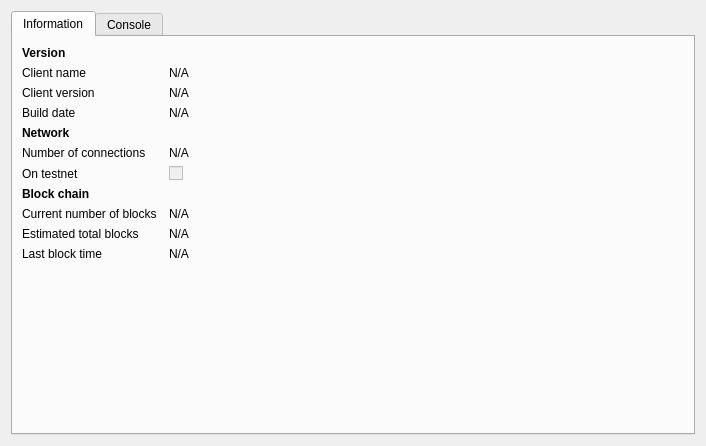
Above: src/qt/forms/rpcconsole.ui from C2MMXIV/MMXIV before the change. Below: the same form after it.
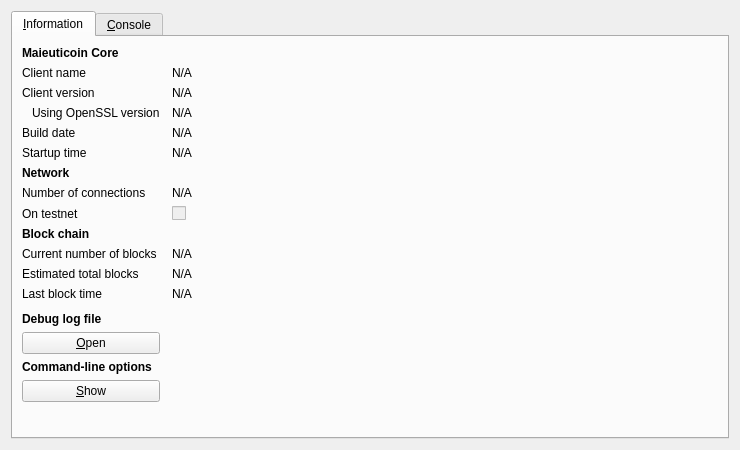
That is the form after the change. Icons and pictures are not drawn.

```diff
--- a/src/qt/forms/rpcconsole.ui
+++ b/src/qt/forms/rpcconsole.ui
@@ -6,8 +6,8 @@
    <rect>
     <x>0</x>
     <y>0</y>
-    <width>706</width>
-    <height>446</height>
+    <width>740</width>
+    <height>450</height>
    </rect>
   </property>
   <property name="windowTitle">
@@ -21,12 +21,25 @@
      </property>
      <widget class="QWidget" name="tab_info">
       <attribute name="title">
-       <string>Information</string>
+       <string>&amp;Information</string>
       </attribute>
       <layout class="QGridLayout" name="gridLayout" columnstretch="0,1">
        <property name="horizontalSpacing">
         <number>12</number>
        </property>
+       <item row="0" column="0">
+        <widget class="QLabel" name="label_9">
+         <property name="font">
+          <font>
+           <weight>75</weight>
+           <bold>true</bold>
+          </font>
+         </property>
+         <property name="text">
+          <string>Maieuticoin Core</string>
+         </property>
+        </widget>
+       </item>
        <item row="1" column="0">
         <widget class="QLabel" name="label_5">
          <property name="text">
@@ -67,20 +80,79 @@
          </property>
         </widget>
        </item>
-       <item row="0" column="0">
-        <widget class="QLabel" name="label_9">
-         <property name="font">
-          <font>
-           <weight>75</weight>
-           <bold>true</bold>
-          </font>
+       <item row="3" column="0">
+        <widget class="QLabel" name="label_14">
+         <property name="text">
+          <string>Using OpenSSL version</string>
          </property>
+         <property name="indent">
+          <number>10</number>
+         </property>
+        </widget>
+       </item>
+       <item row="3" column="1">
+        <widget class="QLabel" name="openSSLVersion">
+         <property name="cursor">
+          <cursorShape>IBeamCursor</cursorShape>
+         </property>
          <property name="text">
-          <string>Version</string>
+          <string>N/A</string>
+         </property>
+         <property name="textFormat">
+          <enum>Qt::PlainText</enum>
+         </property>
+         <property name="textInteractionFlags">
+          <set>Qt::LinksAccessibleByMouse|Qt::TextSelectableByKeyboard|Qt::TextSelectableByMouse</set>
          </property>
         </widget>
        </item>
        <item row="4" column="0">
+        <widget class="QLabel" name="label_12">
+         <property name="text">
+          <string>Build date</string>
+         </property>
+        </widget>
+       </item>
+       <item row="4" column="1">
+        <widget class="QLabel" name="buildDate">
+         <property name="cursor">
+          <cursorShape>IBeamCursor</cursorShape>
+         </property>
+         <property name="text">
+          <string>N/A</string>
+         </property>
+         <property name="textFormat">
+          <enum>Qt::PlainText</enum>
+         </property>
+         <property name="textInteractionFlags">
+          <set>Qt::LinksAccessibleByMouse|Qt::TextSelectableByKeyboard|Qt::TextSelectableByMouse</set>
+         </property>
+        </widget>
+       </item>
+       <item row="5" column="0">
+        <widget class="QLabel" name="label_13">
+         <property name="text">
+          <string>Startup time</string>
+         </property>
+        </widget>
+       </item>
+       <item row="5" column="1">
+        <widget class="QLabel" name="startupTime">
+         <property name="cursor">
+          <cursorShape>IBeamCursor</cursorShape>
+         </property>
+         <property name="text">
+          <string>N/A</string>
+         </property>
+         <property name="textFormat">
+          <enum>Qt::PlainText</enum>
+         </property>
+         <property name="textInteractionFlags">
+          <set>Qt::LinksAccessibleByMouse|Qt::TextSelectableByKeyboard|Qt::TextSelectableByMouse</set>
+         </property>
+        </widget>
+       </item>
+       <item row="6" column="0">
         <widget class="QLabel" name="label_11">
          <property name="font">
           <font>
@@ -93,14 +165,14 @@
          </property>
         </widget>
        </item>
-       <item row="5" column="0">
+       <item row="7" column="0">
         <widget class="QLabel" name="label_7">
          <property name="text">
           <string>Number of connections</string>
          </property>
         </widget>
        </item>
-       <item row="5" column="1">
+       <item row="7" column="1">
         <widget class="QLabel" name="numberOfConnections">
          <property name="text">
           <string>N/A</string>
@@ -113,14 +185,14 @@
          </property>
         </widget>
        </item>
-       <item row="6" column="0">
+       <item row="8" column="0">
         <widget class="QLabel" name="label_8">
          <property name="text">
           <string>On testnet</string>
          </property>
         </widget>
        </item>
-       <item row="6" column="1">
+       <item row="8" column="1">
         <widget class="QCheckBox" name="isTestNet">
          <property name="enabled">
           <bool>false</bool>
@@ -130,7 +202,7 @@
          </property>
         </widget>
        </item>
-       <item row="7" column="0">
+       <item row="9" column="0">
         <widget class="QLabel" name="label_10">
          <property name="font">
           <font>
@@ -143,14 +215,14 @@
          </property>
         </widget>
        </item>
-       <item row="8" column="0">
+       <item row="10" column="0">
         <widget class="QLabel" name="label_3">
          <property name="text">
           <string>Current number of blocks</string>
          </property>
         </widget>
        </item>
-       <item row="8" column="1">
+       <item row="10" column="1">
         <widget class="QLabel" name="numberOfBlocks">
          <property name="text">
           <string>N/A</string>
@@ -163,14 +235,14 @@
          </property>
         </widget>
        </item>
-       <item row="9" column="0">
+       <item row="11" column="0">
         <widget class="QLabel" name="label_4">
          <property name="text">
           <string>Estimated total blocks</string>
          </property>
         </widget>
        </item>
-       <item row="9" column="1">
+       <item row="11" column="1">
         <widget class="QLabel" name="totalBlocks">
          <property name="text">
           <string>N/A</string>
@@ -183,14 +255,14 @@
          </property>
         </widget>
        </item>
-       <item row="10" column="0">
+       <item row="12" column="0">
         <widget class="QLabel" name="label_2">
          <property name="text">
           <string>Last block time</string>
          </property>
         </widget>
        </item>
-       <item row="10" column="1">
+       <item row="12" column="1">
         <widget class="QLabel" name="lastBlockTime">
          <property name="text">
           <string>N/A</string>
@@ -203,7 +275,72 @@
          </property>
         </widget>
        </item>
-       <item row="11" column="0">
+       <item row="13" column="0">
+        <spacer name="verticalSpacer_2">
+         <property name="orientation">
+          <enum>Qt::Vertical</enum>
+         </property>
+         <property name="sizeHint" stdset="0">
+          <size>
+           <width>20</width>
+           <height>20</height>
+          </size>
+         </property>
+        </spacer>
+       </item>
+       <item row="14" column="0">
+        <widget class="QLabel" name="labelDebugLogfile">
+         <property name="font">
+          <font>
+           <weight>75</weight>
+           <bold>true</bold>
+          </font>
+         </property>
+         <property name="text">
+          <string>Debug log file</string>
+         </property>
+        </widget>
+       </item>
+       <item row="15" column="0">
+        <widget class="QPushButton" name="openDebugLogfileButton">
+         <property name="toolTip">
+          <string>Open the Maieuticoin debug log file from the current data directory. This can take a few seconds for large log files.</string>
+         </property>
+         <property name="text">
+          <string>&amp;Open</string>
+         </property>
+         <property name="autoDefault">
+          <bool>false</bool>
+         </property>
+        </widget>
+       </item>
+       <item row="16" column="0">
+        <widget class="QLabel" name="labelCLOptions">
+         <property name="font">
+          <font>
+           <weight>75</weight>
+           <bold>true</bold>
+          </font>
+         </property>
+         <property name="text">
+          <string>Command-line options</string>
+         </property>
+        </widget>
+       </item>
+       <item row="17" column="0">
+        <widget class="QPushButton" name="showCLOptionsButton">
+         <property name="toolTip">
+          <string>Show the Maieuticoin-Qt help message to get a list with possible Maieuticoin command-line options.</string>
+         </property>
+         <property name="text">
+          <string>&amp;Show</string>
+         </property>
+         <property name="autoDefault">
+          <bool>false</bool>
+         </property>
+        </widget>
+       </item>
+       <item row="18" column="0">
         <spacer name="verticalSpacer">
          <property name="orientation">
           <enum>Qt::Vertical</enum>
@@ -216,25 +353,11 @@
          </property>
         </spacer>
        </item>
-       <item row="3" column="0">
-        <widget class="QLabel" name="label_12">
-         <property name="text">
-          <string>Build date</string>
-         </property>
-        </widget>
-       </item>
-       <item row="3" column="1">
-        <widget class="QLabel" name="buildDate">
-         <property name="text">
-          <string>N/A</string>
-         </property>
-        </widget>
-       </item>
       </layout>
      </widget>
      <widget class="QWidget" name="tab_console">
       <attribute name="title">
-       <string>Console</string>
+       <string>&amp;Console</string>
       </attribute>
       <layout class="QVBoxLayout" name="verticalLayout_3">
        <property name="spacing">
```
Left out of the diff: 22 changed lines with no effect on the pictures.
